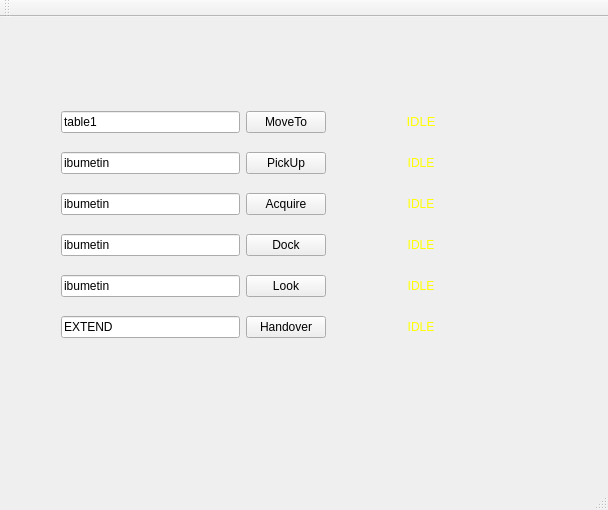
Above: despatcher_gui.ui from ksatyaki/despatcher-gui before the change. Below: the same form after it.
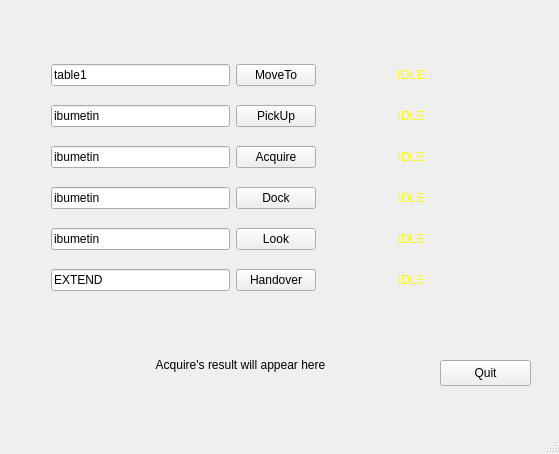
That is the form after the change.

Diff of the .ui file:
```diff
--- a/despatcher_gui.ui
+++ b/despatcher_gui.ui
@@ -6,8 +6,8 @@
    <rect>
     <x>0</x>
     <y>0</y>
-    <width>608</width>
-    <height>510</height>
+    <width>559</width>
+    <height>454</height>
    </rect>
   </property>
   <property name="windowTitle">
@@ -17,8 +17,8 @@
    <widget class="QWidget" name="gridLayoutWidget">
     <property name="geometry">
      <rect>
-      <x>50</x>
-      <y>70</y>
+      <x>40</x>
+      <y>40</y>
       <width>471</width>
       <height>281</height>
      </rect>
@@ -219,6 +219,32 @@
      </item>
     </layout>
    </widget>
+   <widget class="QLabel" name="AcquireResultLabel">
+    <property name="geometry">
+     <rect>
+      <x>120</x>
+      <y>350</y>
+      <width>241</width>
+      <height>31</height>
+     </rect>
+    </property>
+    <property name="text">
+     <string>&lt;html&gt;&lt;head/&gt;&lt;body&gt;&lt;p align=&quot;center&quot;&gt;Acquire's result will appear here&lt;/p&gt;&lt;/body&gt;&lt;/html&gt;</string>
+    </property>
+   </widget>
+   <widget class="QPushButton" name="QuitPushButton">
+    <property name="geometry">
+     <rect>
+      <x>440</x>
+      <y>360</y>
+      <width>91</width>
+      <height>26</height>
+     </rect>
+    </property>
+    <property name="text">
+     <string>Quit</string>
+    </property>
+   </widget>
   </widget>
   <widget class="QMenuBar" name="menuBar">
    <property name="geometry">
@@ -230,14 +256,6 @@
     </rect>
    </property>
   </widget>
-  <widget class="QToolBar" name="mainToolBar">
-   <attribute name="toolBarArea">
-    <enum>TopToolBarArea</enum>
-   </attribute>
-   <attribute name="toolBarBreak">
-    <bool>false</bool>
-   </attribute>
-  </widget>
   <widget class="QStatusBar" name="statusBar"/>
  </widget>
  <layoutdefault spacing="6" margin="11"/>
```
Left out of the diff: 30 changed lines with no effect on the pictures.
